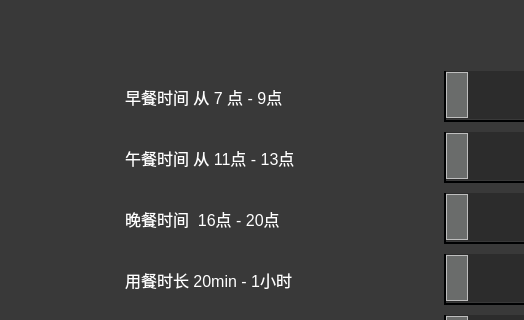
This is Menu/function/option.ui in capp-adocia/HMCW as Qt 5 draws it before an edit; both pictures show x 0 to 524 and y 0 to 320 of the 850 by 560 pixel window. The edited form follows.
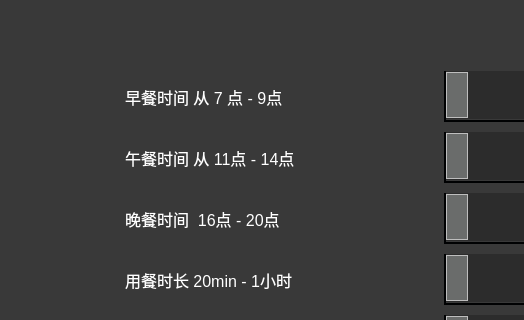
This is the edited form.

```diff
--- a/Menu/function/option.ui
+++ b/Menu/function/option.ui
@@ -1000,7 +1000,7 @@
 color: rgb(255, 255, 255);</string>
            </property>
            <property name="text">
-            <string>午餐时间 从 11点 - 13点</string>
+            <string>午餐时间 从 11点 - 14点</string>
            </property>
           </widget>
          </item>
```
Left out of the diff: 2 changed lines with no effect on the pictures.
